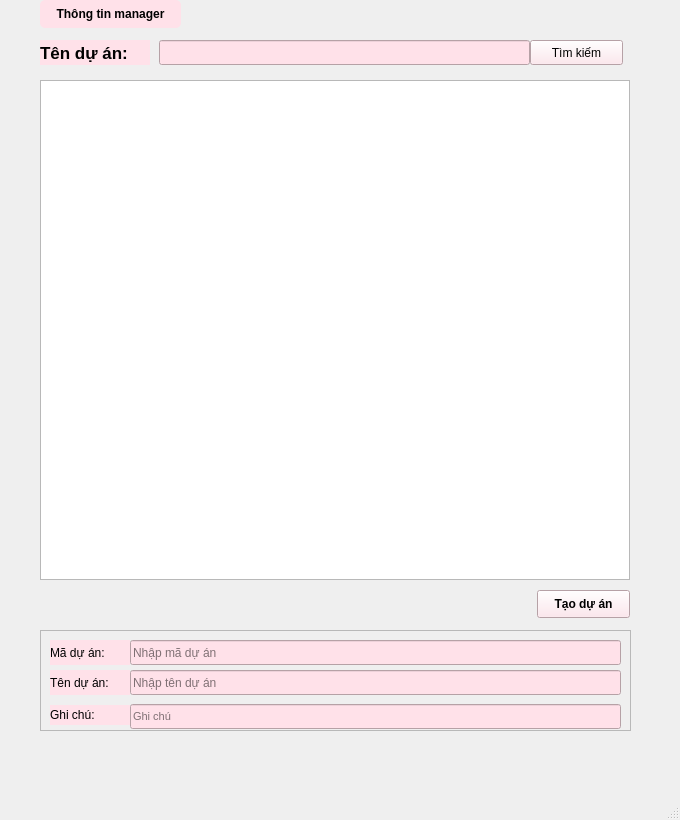
This is templates/Màn chính.ui in vanhaydoi/quan-ly-du-an as Qt 5 draws it before an edit. The edited form follows.
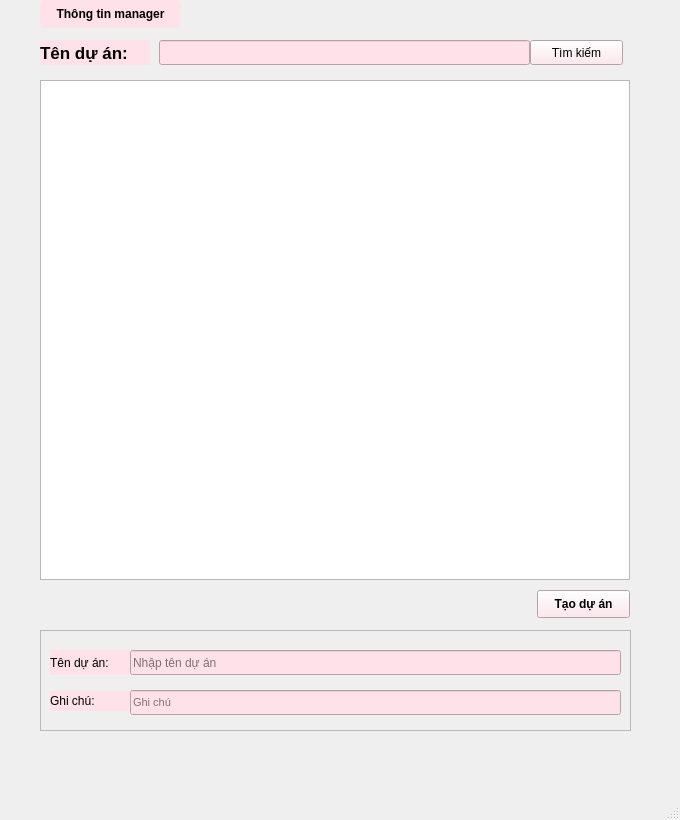
This is the edited form.

```diff
--- a/templates/Màn chính.ui
+++ b/templates/Màn chính.ui
@@ -152,34 +152,11 @@
     <property name="frameShadow">
      <enum>QFrame::Raised</enum>
     </property>
-    <widget class="QLabel" name="add_ma_duan">
-     <property name="geometry">
-      <rect>
-       <x>10</x>
-       <y>10</y>
-       <width>80</width>
-       <height>25</height>
-      </rect>
-     </property>
-     <property name="font">
-      <font>
-       <pointsize>9</pointsize>
-       <weight>50</weight>
-       <bold>false</bold>
-      </font>
-     </property>
-     <property name="styleSheet">
-      <string notr="true">background-color: rgb(255, 225, 233);</string>
-     </property>
-     <property name="text">
-      <string>Mã dự án:</string>
-     </property>
-    </widget>
     <widget class="QLabel" name="add_ten_duan">
      <property name="geometry">
       <rect>
        <x>10</x>
-       <y>40</y>
+       <y>20</y>
        <width>80</width>
        <height>25</height>
       </rect>
@@ -198,27 +175,11 @@
       <string>Tên dự án:</string>
      </property>
     </widget>
-    <widget class="QLineEdit" name="lineEdit">
-     <property name="geometry">
-      <rect>
-       <x>90</x>
-       <y>10</y>
-       <width>491</width>
-       <height>25</height>
-      </rect>
-     </property>
-     <property name="styleSheet">
-      <string notr="true">background-color: rgb(255, 225, 233);</string>
-     </property>
-     <property name="placeholderText">
-      <string>Nhập mã dự án</string>
-     </property>
-    </widget>
     <widget class="QLineEdit" name="lineEdit_2">
      <property name="geometry">
       <rect>
        <x>90</x>
-       <y>40</y>
+       <y>20</y>
        <width>491</width>
        <height>25</height>
       </rect>
@@ -240,7 +201,7 @@
      <property name="geometry">
       <rect>
        <x>10</x>
-       <y>75</y>
+       <y>61</y>
        <width>80</width>
        <height>20</height>
       </rect>
@@ -263,7 +224,7 @@
      <property name="geometry">
       <rect>
        <x>90</x>
-       <y>74</y>
+       <y>60</y>
        <width>491</width>
        <height>25</height>
       </rect>
```
Left out of the diff: 2 changed lines with no effect on the pictures.
